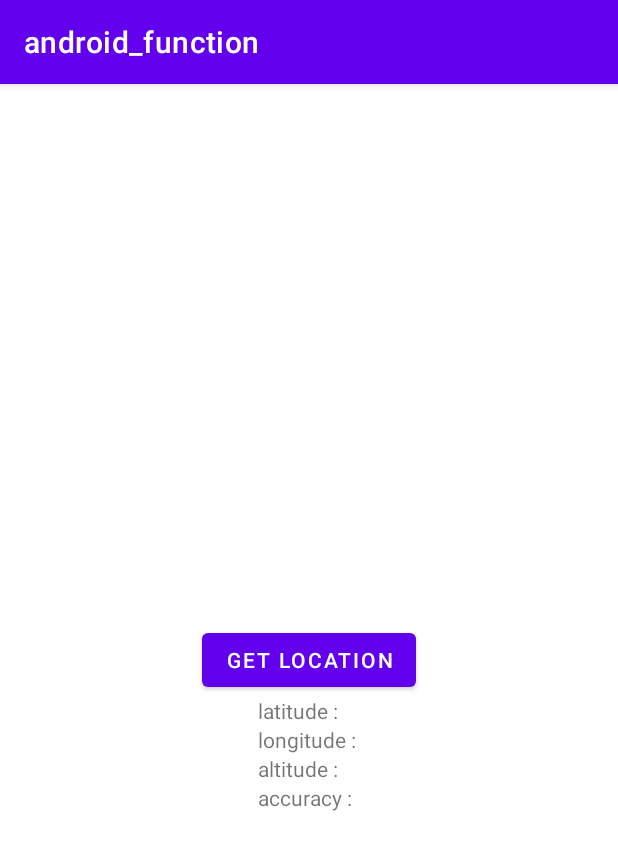
After one commit to pioneer-d/andorid_function, an Android app: the LocationActivity screen opened directly, with no data from a screen before it, on a phone screen of 412 x 824 dp. The commit adds this screen. Shown: the top 850 px of the screen. Run offline under Robolectric (Android 15) with nearby library versions, the phone set to English and light mode, and no system bars.

Commit message:
3_Make Get_Location
GPS, Network 방법
LocationManager, LocationListener

```diff
--- a/app/src/main/AndroidManifest.xml
+++ b/app/src/main/AndroidManifest.xml
@@ -3,6 +3,7 @@
     package="com.android.function">
 
     <uses-permission android:name="android.permission.CAMERA" />
+    <uses-permission android:name="android.permission.INTERNET" />
     <uses-permission android:name="android.permission.ACCESS_FINE_LOCATION" />
     <uses-permission android:name="android.permission.ACCESS_COARSE_LOCATION" />
 
@@ -13,6 +14,9 @@
         android:roundIcon="@mipmap/ic_launcher_round"
         android:supportsRtl="true"
         android:theme="@style/Theme.Android_function">
+        <activity
+            android:name=".getLocation.LocationActivity"
+            android:exported="false" />
         <activity
             android:name=".accessRight.AccessRightActivity"
             android:exported="false" />
--- /dev/null
+++ b/app/src/main/java/com/android/function/getLocation/LocationActivity.kt
@@ -0,0 +1,79 @@
+package com.android.function.getLocation
+
+import android.annotation.SuppressLint
+import android.location.Location
+import android.location.LocationListener
+import android.location.LocationManager
+import androidx.appcompat.app.AppCompatActivity
+import android.os.Bundle
+import android.util.Log
+import android.view.View
+import android.widget.Button
+import android.widget.TextView
+import android.widget.Toast
+import com.android.function.R
+
+class LocationActivity : AppCompatActivity() {
+
+    var txt_latitude : TextView? = null
+    var txt_longitude : TextView? = null
+    var txt_altitude : TextView? = null
+    var txt_accuracy : TextView? = null
+
+    var locationManager : LocationManager? = null
+
+    override fun onCreate(savedInstanceState: Bundle?) {
+        super.onCreate(savedInstanceState)
+        setContentView(R.layout.activity_location)
+
+        txt_latitude = findViewById(R.id.txt_latitude)
+        txt_longitude = findViewById(R.id.txt_longitude)
+        txt_altitude = findViewById(R.id.txt_altitude)
+        txt_accuracy = findViewById(R.id.txt_accuracy)
+
+        val get_location : Button = findViewById(R.id.get_location)
+        get_location.setOnClickListener(View.OnClickListener {
+            callLocation()
+        })
+
+    }
+
+    // 위치가 변할 때 LocationManager로부터 notification
+    val locationListener = object : LocationListener{
+        override fun onLocationChanged(location: Location) {
+            var latitude = location.latitude
+            var longitude = location.longitude
+            var altitude = location.altitude
+            var accuracy = location.accuracy
+
+            txt_latitude?.setText(latitude.toString())
+            txt_longitude?.setText(longitude.toString())
+            txt_altitude?.setText(altitude.toString())
+            txt_accuracy?.setText(accuracy.toString())
+
+            Log.d("LocationActivity","latitude : ${latitude} \n longitude : ${longitude} \n altitude : ${altitude} \n accuracy : ${accuracy}")
+
+        }
+
+    }
+
+    @SuppressLint("MissingPermission")
+    fun callLocation(){
+        locationManager = getSystemService(LOCATION_SERVICE) as LocationManager
+
+        // 정해진 주기만큼 계속 얻어옴
+
+        // GPS로 위치 얻는 방법
+//        locationManager!!.requestLocationUpdates(
+//            LocationManager.GPS_PROVIDER,3000L,100f,locationListener
+//        )
+
+        // Network로 위치 얻는 방법
+        locationManager!!.requestLocationUpdates(
+            LocationManager.NETWORK_PROVIDER,3L,1f,locationListener
+        )
+
+
+    }
+
+}
--- /dev/null
+++ b/app/src/main/res/layout/activity_location.xml
@@ -0,0 +1,83 @@
+<?xml version="1.0" encoding="utf-8"?>
+<androidx.constraintlayout.widget.ConstraintLayout xmlns:android="http://schemas.android.com/apk/res/android"
+    xmlns:app="http://schemas.android.com/apk/res-auto"
+    xmlns:tools="http://schemas.android.com/tools"
+    android:layout_width="match_parent"
+    android:layout_height="match_parent"
+    tools:context=".getLocation.LocationActivity">
+
+    <Button
+        android:id="@+id/get_location"
+        android:layout_width="wrap_content"
+        android:layout_height="wrap_content"
+        android:text="@string/location_button"
+        app:layout_constraintBottom_toBottomOf="parent"
+        app:layout_constraintLeft_toLeftOf="parent"
+        app:layout_constraintRight_toRightOf="parent"
+        app:layout_constraintTop_toTopOf="parent" />
+
+    <LinearLayout
+        android:layout_width="wrap_content"
+        android:layout_height="wrap_content"
+        android:orientation="vertical"
+        app:layout_constraintLeft_toLeftOf="parent"
+        app:layout_constraintRight_toRightOf="parent"
+        app:layout_constraintTop_toBottomOf="@+id/get_location">
+
+        <LinearLayout
+            android:layout_width="wrap_content"
+            android:layout_height="wrap_content">
+            <TextView
+                android:layout_width="wrap_content"
+                android:layout_height="wrap_content"
+                android:text="latitude : " />
+            <TextView
+                android:id="@+id/txt_latitude"
+                android:layout_width="wrap_content"
+                android:layout_height="wrap_content" />
+        </LinearLayout>
+
+
+        <LinearLayout
+            android:layout_width="wrap_content"
+            android:layout_height="wrap_content">
+            <TextView
+                android:layout_width="wrap_content"
+                android:layout_height="wrap_content"
+                android:text="longitude : " />
+            <TextView
+                android:id="@+id/txt_longitude"
+                android:layout_width="wrap_content"
+                android:layout_height="wrap_content" />
+        </LinearLayout>
+
+        <LinearLayout
+            android:layout_width="wrap_content"
+            android:layout_height="wrap_content">
+            <TextView
+                android:layout_width="wrap_content"
+                android:layout_height="wrap_content"
+                android:text="altitude : " />
+            <TextView
+                android:id="@+id/txt_altitude"
+                android:layout_width="wrap_content"
+                android:layout_height="wrap_content" />
+        </LinearLayout>
+
+        <LinearLayout
+            android:layout_width="wrap_content"
+            android:layout_height="wrap_content">
+            <TextView
+                android:layout_width="wrap_content"
+                android:layout_height="wrap_content"
+                android:text="accuracy : " />
+            <TextView
+                android:id="@+id/txt_accuracy"
+                android:layout_width="wrap_content"
+                android:layout_height="wrap_content" />
+        </LinearLayout>
+
+    </LinearLayout>
+
+
+</androidx.constraintlayout.widget.ConstraintLayout>
--- a/app/src/main/res/values/strings.xml
+++ b/app/src/main/res/values/strings.xml
@@ -2,4 +2,5 @@
     <string name="app_name">android_function</string>
     <string name="splash_content">This is Splash Screen</string>
     <string name="access_button">Get Access Right</string>
+    <string name="location_button">Get Location</string>
 </resources>
```
Also changed, not shown: app/src/main/java/com/android/function/MainActivity.kt (+8 -0 lines), app/src/main/res/layout/activity_main.xml (+16 -0 lines).
